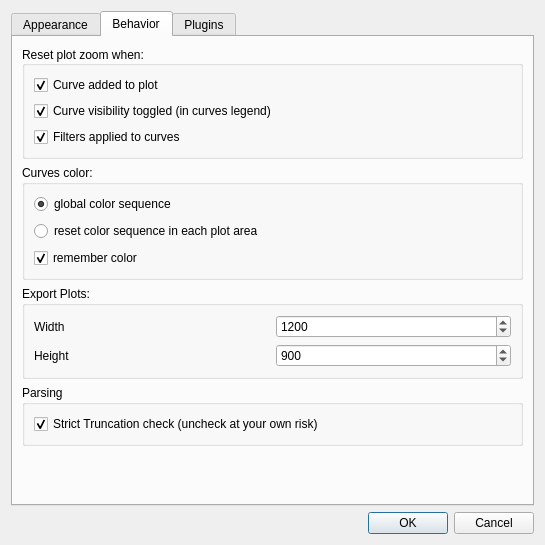
First picture: the form in plotjuggler_app/preferences_dialog.ui, repository ros2-gbp/plotjuggler-release, before the edit.
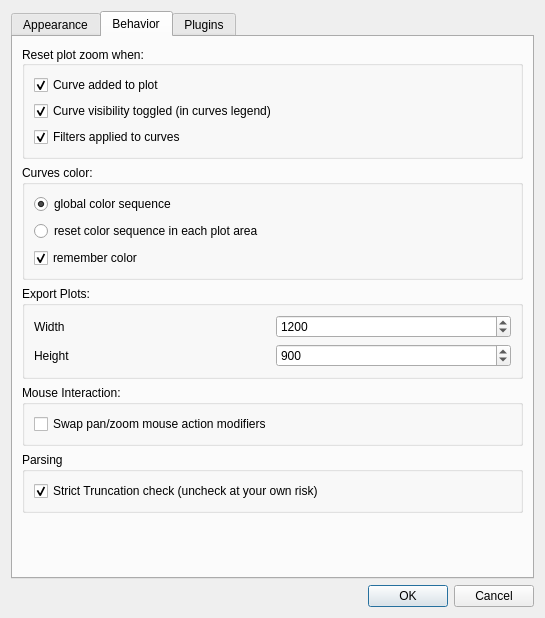
Second picture: the form after the edit. The open tabs and pages were chosen to show the change.

What changed in the file:
```diff
--- a/plotjuggler_app/preferences_dialog.ui
+++ b/plotjuggler_app/preferences_dialog.ui
@@ -7,7 +7,7 @@
     <x>0</x>
     <y>0</y>
     <width>545</width>
-    <height>545</height>
+    <height>618</height>
    </rect>
   </property>
   <property name="minimumSize">
@@ -452,6 +452,28 @@
          </layout>
         </widget>
        </item>
+       <item>
+        <widget class="QGroupBox" name="groupBoxMouseInteraction">
+         <property name="title">
+          <string>Mouse Interaction:</string>
+         </property>
+         <layout class="QVBoxLayout" name="verticalLayout_8">
+          <item>
+           <widget class="QCheckBox" name="checkBoxSwapPanZoom">
+            <property name="toolTip">
+             <string>&lt;html&gt;&lt;head/&gt;&lt;body&gt;&lt;p&gt;Default: Left-click to zoom, Ctrl+Left-click to pan&lt;/p&gt;&lt;p&gt;Swapped: Left-click to pan, Ctrl+Left-click to zoom&lt;/p&gt;&lt;/body&gt;&lt;/html&gt;</string>
+            </property>
+            <property name="text">
+             <string>Swap pan/zoom mouse action modifiers</string>
+            </property>
+            <property name="checked">
+             <bool>false</bool>
+            </property>
+           </widget>
+          </item>
+         </layout>
+        </widget>
+       </item>
        <item>
         <widget class="QGroupBox" name="groupBox_2">
          <property name="title">
```
Left out of the diff: 22 changed lines with no effect on the pictures.
